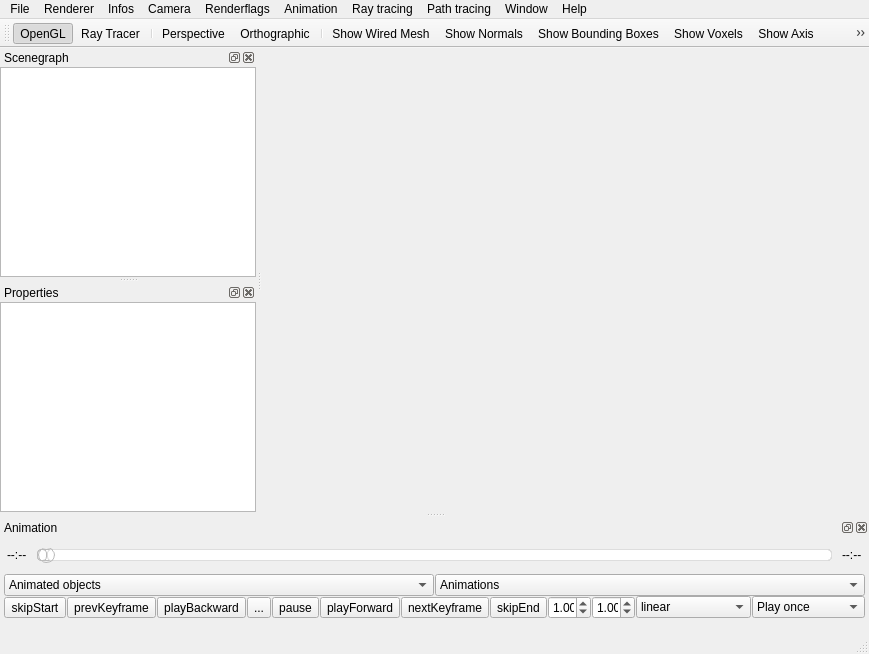
Above: app-Viewer-Qt/qtMainWindow.ui from cpvrlab/SLProject before the change. Below: the same form after it.
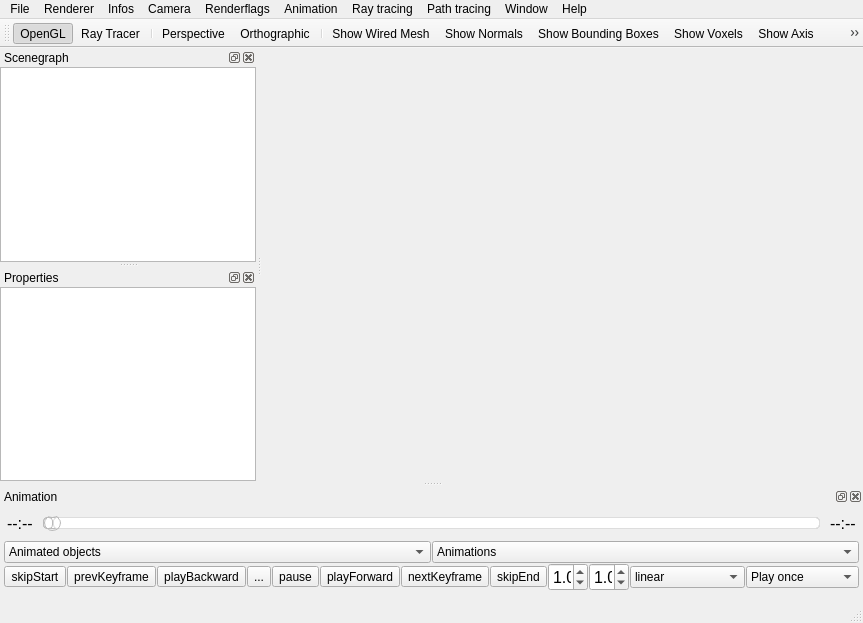
That is the form after the change. Icons and pictures are not drawn. Custom widgets are drawn as their Qt base class.

```diff
--- a/app-Viewer-Qt/qtMainWindow.ui
+++ b/app-Viewer-Qt/qtMainWindow.ui
@@ -6,8 +6,8 @@
    <rect>
     <x>0</x>
     <y>0</y>
-    <width>800</width>
-    <height>654</height>
+    <width>696</width>
+    <height>623</height>
    </rect>
   </property>
   <property name="sizePolicy">
@@ -37,7 +37,7 @@
     <rect>
      <x>0</x>
      <y>0</y>
-     <width>800</width>
+     <width>696</width>
      <height>22</height>
     </rect>
    </property>
@@ -520,7 +520,7 @@
    </property>
    <property name="minimumSize">
     <size>
-     <width>620</width>
+     <width>560</width>
      <height>114</height>
     </size>
    </property>
@@ -587,6 +587,11 @@
            <height>0</height>
           </size>
          </property>
+         <property name="font">
+          <font>
+           <pointsize>12</pointsize>
+          </font>
+         </property>
          <property name="layoutDirection">
           <enum>Qt::LeftToRight</enum>
          </property>
@@ -701,6 +706,11 @@
            <height>0</height>
           </size>
          </property>
+         <property name="font">
+          <font>
+           <pointsize>12</pointsize>
+          </font>
+         </property>
          <property name="text">
           <string>--:--</string>
          </property>
@@ -726,8 +736,8 @@
          </property>
          <property name="sizeHint" stdset="0">
           <size>
-           <width>40</width>
-           <height>20</height>
+           <width>0</width>
+           <height>0</height>
           </size>
          </property>
         </spacer>
@@ -929,18 +939,32 @@
            </item>
            <item>
             <widget class="QDoubleSpinBox" name="animSpeedInput">
+             <property name="enabled">
+              <bool>true</bool>
+             </property>
              <property name="sizePolicy">
               <sizepolicy hsizetype="Fixed" vsizetype="Fixed">
                <horstretch>0</horstretch>
                <verstretch>0</verstretch>
               </sizepolicy>
              </property>
+             <property name="minimumSize">
+              <size>
+               <width>40</width>
+               <height>0</height>
+              </size>
+             </property>
              <property name="maximumSize">
               <size>
                <width>43</width>
                <height>16777215</height>
               </size>
              </property>
+             <property name="font">
+              <font>
+               <pointsize>12</pointsize>
+              </font>
+             </property>
              <property name="toolTip">
               <string>Playback speed</string>
              </property>
@@ -966,12 +990,23 @@
                <verstretch>0</verstretch>
               </sizepolicy>
              </property>
+             <property name="minimumSize">
+              <size>
+               <width>40</width>
+               <height>0</height>
+              </size>
+             </property>
              <property name="maximumSize">
               <size>
                <width>43</width>
                <height>16777215</height>
               </size>
              </property>
+             <property name="font">
+              <font>
+               <pointsize>12</pointsize>
+              </font>
+             </property>
              <property name="toolTip">
               <string>Animation weight</string>
              </property>
@@ -1157,8 +1192,8 @@
          </property>
          <property name="sizeHint" stdset="0">
           <size>
-           <width>40</width>
-           <height>20</height>
+           <width>0</width>
+           <height>0</height>
           </size>
          </property>
         </spacer>
```
